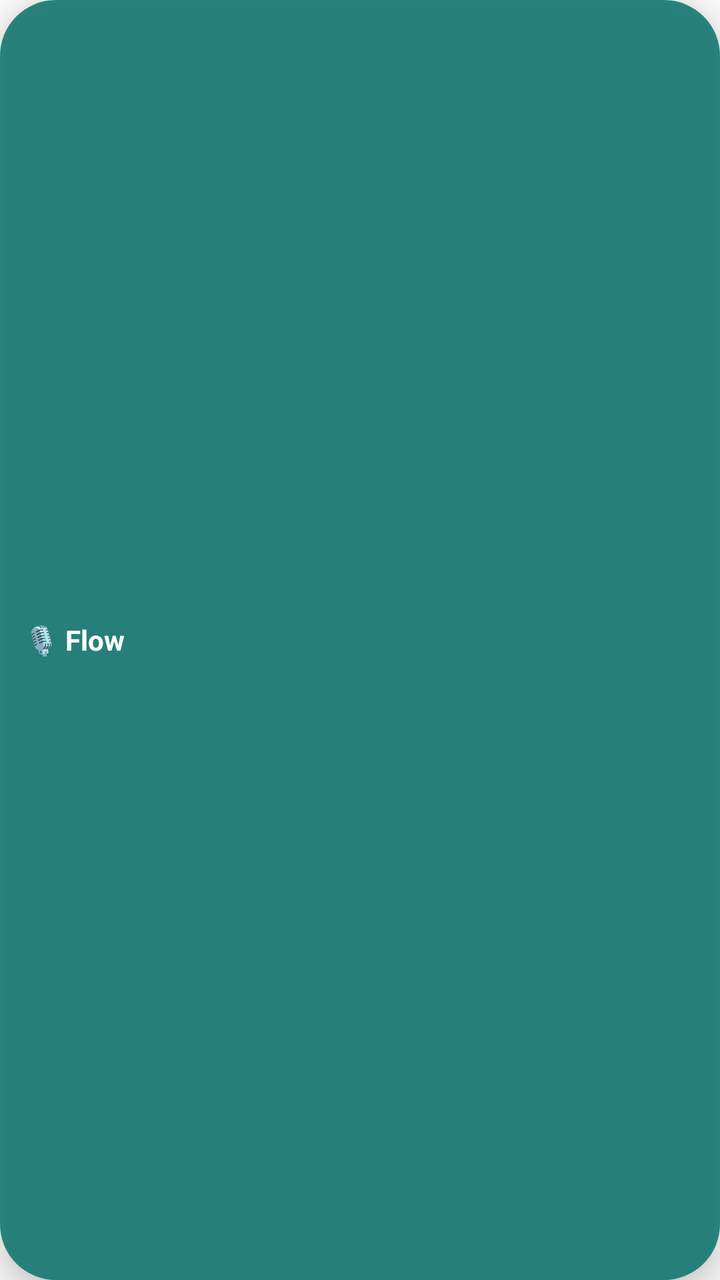
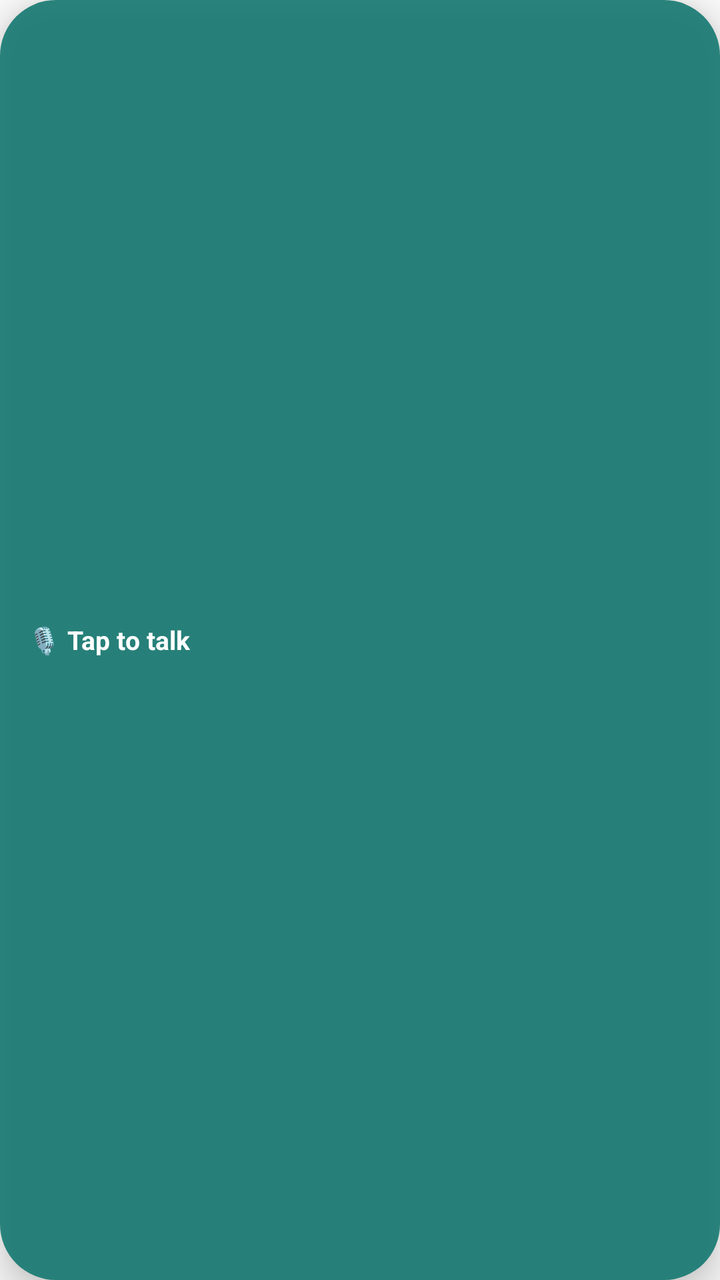

Before-and-after screenshots of an Android layout around one commit, followed by the original layout XML and the change that was made.
<!-- AndroidManifest.xml: application theme Theme.OpenFlow -->
<!-- res/layout/flow_bubble.xml -->
<?xml version="1.0" encoding="utf-8"?>
<LinearLayout xmlns:android="http://schemas.android.com/apk/res/android"
    android:id="@+id/bubble_root"
    android:layout_width="wrap_content"
    android:layout_height="wrap_content"
    android:background="@drawable/bg_flow_bubble"
    android:elevation="8dp"
    android:gravity="center_vertical"
    android:orientation="horizontal"
    android:paddingStart="12dp"
    android:paddingTop="10dp"
    android:paddingEnd="12dp"
    android:paddingBottom="10dp">

    <TextView
        android:id="@+id/bubble_label"
        android:layout_width="wrap_content"
        android:layout_height="wrap_content"
        android:text="@string/flow_bubble_idle"
        android:textColor="#FFFFFF"
        android:textSize="14sp"
        android:textStyle="bold" />
</LinearLayout>
<!-- resources referenced by this layout -->
<resources>
  <!-- drawable bg_flow_bubble (drawable) -->
  <?xml version="1.0" encoding="utf-8"?>
  <shape xmlns:android="http://schemas.android.com/apk/res/android"
      android:shape="rectangle">
      <solid android:color="#E00F766E" />
      <corners android:radius="28dp" />
      <padding
          android:bottom="4dp"
          android:left="4dp"
          android:right="4dp"
          android:top="4dp" />
  </shape>
  <string name="flow_bubble_idle">🎙 Flow</string>
  <style name="Theme.OpenFlow" parent="android:Theme.Material.Light.NoActionBar" />
</resources>

<!-- the commit's change to res/layout/flow_bubble.xml (unified diff, before → after) -->
@@ -4,20 +4,24 @@
     android:layout_width="wrap_content"
     android:layout_height="wrap_content"
     android:background="@drawable/bg_flow_bubble"
-    android:elevation="8dp"
+    android:elevation="10dp"
     android:gravity="center_vertical"
+    android:minWidth="88dp"
     android:orientation="horizontal"
-    android:paddingStart="12dp"
-    android:paddingTop="10dp"
-    android:paddingEnd="12dp"
-    android:paddingBottom="10dp">
+    android:paddingStart="14dp"
+    android:paddingTop="12dp"
+    android:paddingEnd="14dp"
+    android:paddingBottom="12dp">
 
     <TextView
         android:id="@+id/bubble_label"
         android:layout_width="wrap_content"
         android:layout_height="wrap_content"
+        android:ellipsize="end"
+        android:maxWidth="200dp"
+        android:maxLines="1"
         android:text="@string/flow_bubble_idle"
         android:textColor="#FFFFFF"
-        android:textSize="14sp"
+        android:textSize="13sp"
         android:textStyle="bold" />
 </LinearLayout>
<!-- resource entries referenced after the edit -->
@@ -12,7 +12,7 @@
           android:right="4dp"
           android:top="4dp" />
   </shape>
-  <string name="flow_bubble_idle">🎙 Flow</string>
+  <string name="flow_bubble_idle">🎙 Tap to talk</string>
   <style name="Theme.OpenFlow" parent="android:Theme.Material.Light.NoActionBar" />
 </resources>
 
